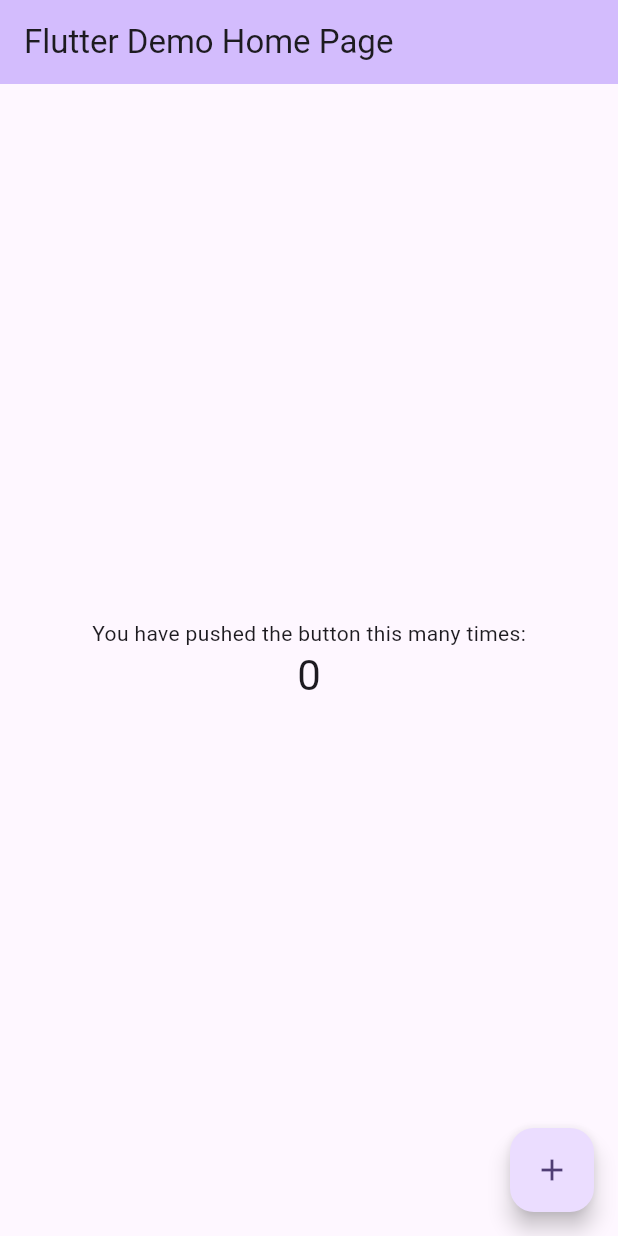
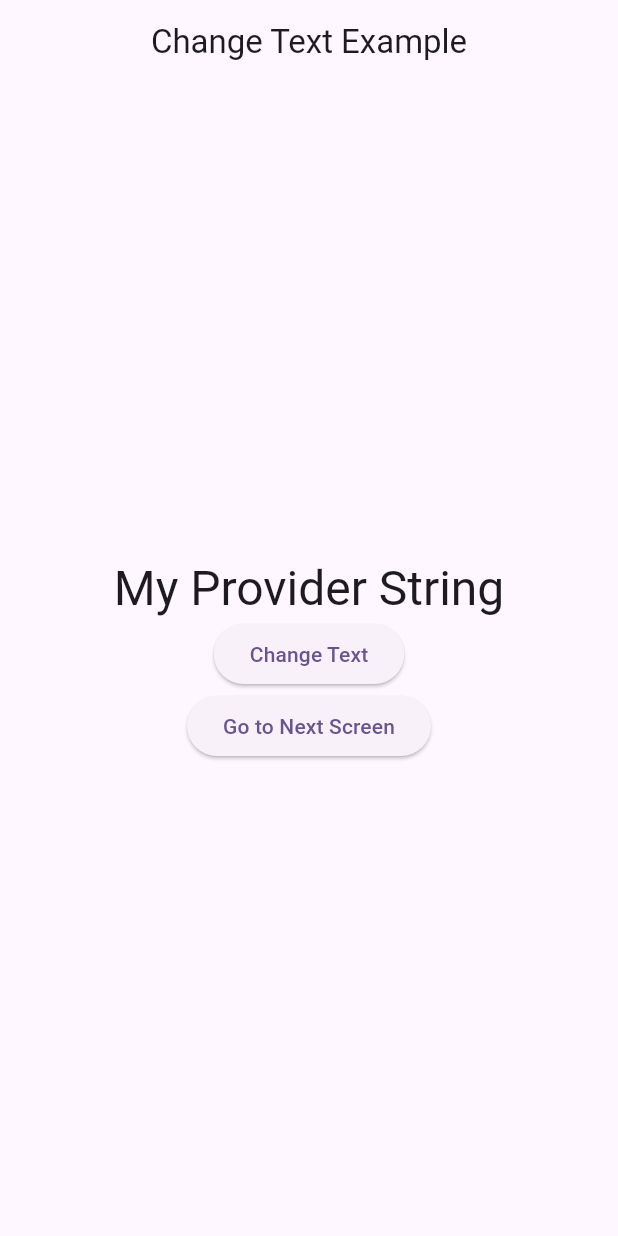
Before and after one commit to sadid369/provider_state, a Flutter app: the screen it shows after launch, on a phone screen of 412 x 824 dp. Run offline on Flutter 3.47's test engine with Material 3 defaults, Android fonts, the phone set to English and light mode, and no system bars.

```diff
--- /dev/null
+++ b/lib/home_page.dart
@@ -0,0 +1,55 @@
+import 'package:flutter/material.dart';
+import 'package:provider/provider.dart';
+import 'package:provider_state/my_provider_class.dart';
+import 'package:provider_state/provider_extension.dart';
+import 'package:provider_state/second_page.dart';
+
+class HomePage extends StatefulWidget {
+  const HomePage({Key? key}) : super(key: key);
+
+  @override
+  _HomePageState createState() => _HomePageState();
+}
+
+class _HomePageState extends State<HomePage> {
+  String text = "Initial Text";
+  @override
+  Widget build(BuildContext context) {
+    return Scaffold(
+      appBar: AppBar(
+        title: const Text('Change Text Example'),
+        centerTitle: true,
+      ),
+      body: Center(
+        child: Column(
+          mainAxisAlignment: MainAxisAlignment.center,
+          crossAxisAlignment: CrossAxisAlignment.center,
+          children: [
+            Consumer<MyProviderClass>(
+              builder: (context, provider, child) {
+                return Text(
+                  provider.text,
+                  style: Theme.of(context).textTheme.headlineLarge,
+                );
+              },
+            ),
+            ElevatedButton(
+              onPressed: () {
+                context.myProvider.changeData('Home Page Data');
+              },
+              child: const Text('Change Text'),
+            ),
+            ElevatedButton(
+              onPressed: () {
+                Navigator.of(context).push(MaterialPageRoute(
+                  builder: (context) => SecondPage(),
+                ));
+              },
+              child: const Text('Go to Next Screen'),
+            ),
+          ],
+        ),
+      ),
+    );
+  }
+}
--- a/lib/main.dart
+++ b/lib/main.dart
@@ -1,7 +1,19 @@
 import 'package:flutter/material.dart';
+import 'package:provider/provider.dart';
+import 'package:provider_state/home_page.dart';
+import 'package:provider_state/my_provider_class.dart';
+import 'package:provider_state/my_second_provider_class.dart';
 
 void main() {
-  runApp(const MyApp());
+  runApp(
+    MultiProvider(
+      providers: [
+        ChangeNotifierProvider(create: (context) => MyProviderClass()),
+        ChangeNotifierProvider(create: (context) => MySecondProviderClass()),
+      ],
+      child: const MyApp(),
+    ),
+  );
 }
 
 class MyApp extends StatelessWidget {
@@ -10,60 +22,13 @@ class MyApp extends StatelessWidget {
   @override
   Widget build(BuildContext context) {
     return MaterialApp(
-      title: 'Flutter Demo',
+      debugShowCheckedModeBanner: false,
+      title: 'Provider State management',
       theme: ThemeData(
         colorScheme: ColorScheme.fromSeed(seedColor: Colors.deepPurple),
         useMaterial3: true,
       ),
-      home: const MyHomePage(title: 'Flutter Demo Home Page'),
+      home: const HomePage(),
     );
   }
 }
-
-class MyHomePage extends StatefulWidget {
-  const MyHomePage({super.key, required this.title});
-
-  final String title;
-
-  @override
-  State<MyHomePage> createState() => _MyHomePageState();
-}
-
-class _MyHomePageState extends State<MyHomePage> {
-  int _counter = 0;
-
-  void _incrementCounter() {
-    setState(() {
-      _counter++;
-    });
-  }
-
-  @override
-  Widget build(BuildContext context) {
-    return Scaffold(
-      appBar: AppBar(
-        backgroundColor: Theme.of(context).colorScheme.inversePrimary,
-        title: Text(widget.title),
-      ),
-      body: Center(
-        child: Column(
-          mainAxisAlignment: MainAxisAlignment.center,
-          children: <Widget>[
-            const Text(
-              'You have pushed the button this many times:',
-            ),
-            Text(
-              '$_counter',
-              style: Theme.of(context).textTheme.headlineMedium,
-            ),
-          ],
-        ),
-      ),
-      floatingActionButton: FloatingActionButton(
-        onPressed: _incrementCounter,
-        tooltip: 'Increment',
-        child: const Icon(Icons.add),
-      ),
-    );
-  }
-}
--- /dev/null
+++ b/lib/my_provider_class.dart
@@ -0,0 +1,10 @@
+import 'package:flutter/material.dart';
+
+class MyProviderClass extends ChangeNotifier {
+  String text = 'My Provider String';
+
+  void changeData(String data) {
+    text = data;
+    notifyListeners();
+  }
+}
--- /dev/null
+++ b/lib/my_second_provider_class.dart
@@ -0,0 +1,10 @@
+import 'package:flutter/material.dart';
+
+class MySecondProviderClass extends ChangeNotifier {
+  String text2 = 'Second Provider';
+
+  void changeData2(String data) {
+    text2 = data;
+    notifyListeners();
+  }
+}
--- /dev/null
+++ b/lib/provider_extension.dart
@@ -0,0 +1,11 @@
+import 'package:flutter/material.dart';
+import 'package:provider/provider.dart';
+import 'package:provider_state/my_provider_class.dart';
+import 'package:provider_state/my_second_provider_class.dart';
+
+extension Providers on BuildContext {
+  MyProviderClass get myProvider =>
+      Provider.of<MyProviderClass>(this, listen: false);
+  MySecondProviderClass get mySecondProvider =>
+      Provider.of<MySecondProviderClass>(this, listen: false);
+}
--- a/pubspec.yaml
+++ b/pubspec.yaml
@@ -35,6 +35,7 @@ dependencies:
   # The following adds the Cupertino Icons font to your application.
   # Use with the CupertinoIcons class for iOS style icons.
   cupertino_icons: ^1.0.6
+  provider: ^6.1.2
 
 dev_dependencies:
   flutter_test:
```
Also changed, not shown: lib/second_page.dart (added, +47 -0 lines), pubspec.lock.
